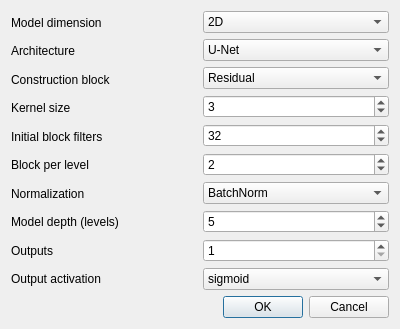
Old version of the form window_newmodel.ui in the repository Cyril-Meyer/DeepSCEM.
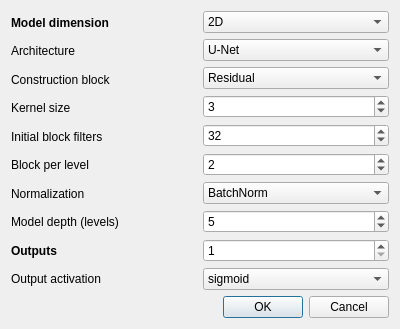
New version of the form.

What changed in the file:
```diff
--- a/window_newmodel.ui
+++ b/window_newmodel.ui
@@ -20,6 +20,12 @@
       <layout class="QVBoxLayout" name="verticalLayout_left">
        <item>
         <widget class="QLabel" name="label_dimension">
+         <property name="font">
+          <font>
+           <weight>75</weight>
+           <bold>true</bold>
+          </font>
+         </property>
          <property name="text">
           <string>Model dimension</string>
          </property>
@@ -76,6 +82,12 @@
        </item>
        <item>
         <widget class="QLabel" name="label_outputs">
+         <property name="font">
+          <font>
+           <weight>75</weight>
+           <bold>true</bold>
+          </font>
+         </property>
          <property name="text">
           <string>Outputs</string>
          </property>
```
